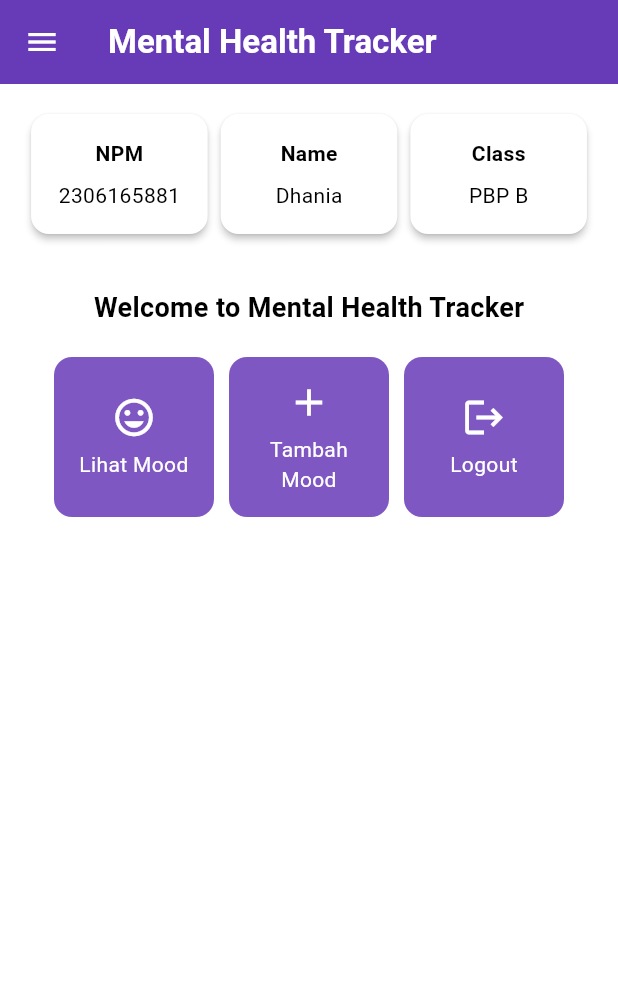
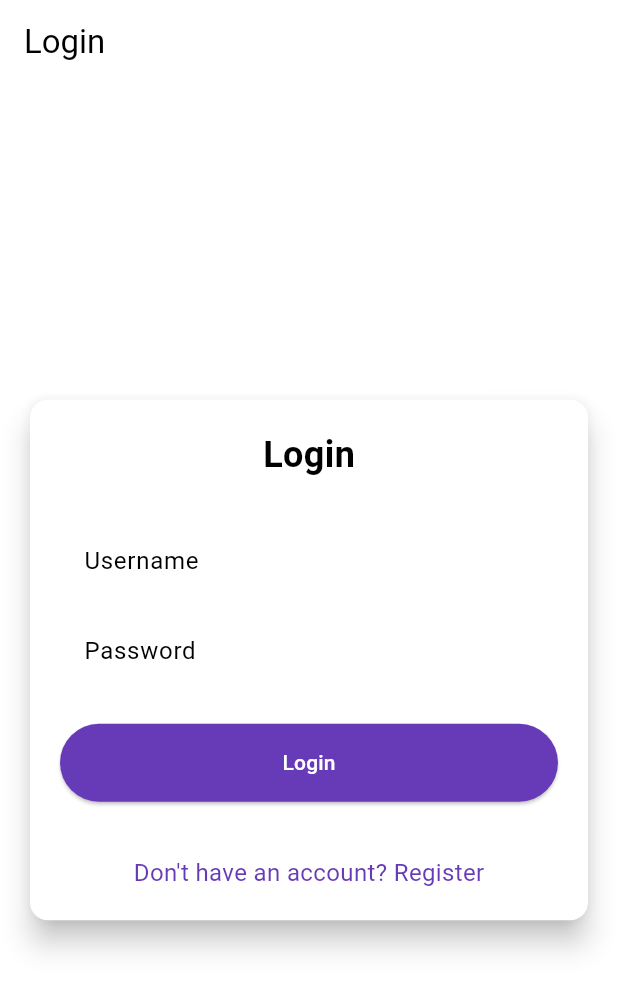
Before and after one commit to dhaniatiara/mental-health-tracker-mobile, a Flutter app: the screen it shows after launch, on a phone screen of 412 x 824 dp. Shown: the top 991 px of the screen. Run offline on Flutter 3.47's test engine with Material 3 defaults, Android fonts, the phone set to English and light mode, and no system bars; missing offline and left inert: pbp_django_auth.

```diff
--- a/lib/main.dart
+++ b/lib/main.dart
@@ -1,5 +1,7 @@
 import 'package:flutter/material.dart';
-import 'package:mental_health_tracker/screens/menu.dart';
+import 'package:mental_health_tracker/screens/login.dart';
+import 'package:pbp_django_auth/pbp_django_auth.dart';
+import 'package:provider/provider.dart';
 
 void main() {
   runApp(const MyApp());
@@ -8,33 +10,23 @@ void main() {
 class MyApp extends StatelessWidget {
   const MyApp({super.key});
 
-  // This widget is the root of your application.
   @override
   Widget build(BuildContext context) {
-    return MaterialApp(
-      title: 'Flutter Demo',
-      theme: ThemeData(
-        // This is the theme of your application.
-        //
-        // TRY THIS: Try running your application with "flutter run". You'll see
-        // the application has a purple toolbar. Then, without quitting the app,
-        // try changing the seedColor in the colorScheme below to Colors.green
-        // and then invoke "hot reload" (save your changes or press the "hot
-        // reload" button in a Flutter-supported IDE, or press "r" if you used
-        // the command line to start the app).
-        //
-        // Notice that the counter didn't reset back to zero; the application
-        // state is not lost during the reload. To reset the state, use hot
-        // restart instead.
-        //
-        // This works for code too, not just values: Most code changes can be
-        // tested with just a hot reload.
-        colorScheme: ColorScheme.fromSwatch(
-              primarySwatch: Colors.deepPurple,
-        ).copyWith(secondary: Colors.deepPurple[400]),
-        useMaterial3: true,
+    return Provider(
+      create: (_) {
+        CookieRequest request = CookieRequest();
+        return request;
+      },
+      child: MaterialApp(
+        title: 'Mental Health Tracker',
+        theme: ThemeData(
+          useMaterial3: true,
+          colorScheme: ColorScheme.fromSwatch(
+            primarySwatch: Colors.deepPurple,
+          ).copyWith(secondary: Colors.deepPurple[400]),
+        ),
+        home: const LoginPage(),
       ),
-      home: MyHomePage(),
     );
   }
 }
--- /dev/null
+++ b/lib/screens/login.dart
@@ -0,0 +1,182 @@
+import 'package:mental_health_tracker/screens/menu.dart';
+import 'package:flutter/material.dart';
+import 'package:pbp_django_auth/pbp_django_auth.dart';
+import 'package:provider/provider.dart';
+import 'package:mental_health_tracker/screens/register.dart';
+// TODO: Import halaman RegisterPage jika sudah dibuat
+
+void main() {
+  runApp(const LoginApp());
+}
+
+class LoginApp extends StatelessWidget {
+  const LoginApp({super.key});
+
+  @override
+  Widget build(BuildContext context) {
+    return MaterialApp(
+      title: 'Login',
+      theme: ThemeData(
+        useMaterial3: true,
+        colorScheme: ColorScheme.fromSwatch(
+          primarySwatch: Colors.deepPurple,
+        ).copyWith(secondary: Colors.deepPurple[400]),
+      ),
+      home: const LoginPage(),
+    );
+  }
+}
+
+class LoginPage extends StatefulWidget {
+  const LoginPage({super.key});
+
+  @override
+  State<LoginPage> createState() => _LoginPageState();
+}
+
+class _LoginPageState extends State<LoginPage> {
+  final TextEditingController _usernameController = TextEditingController();
+  final TextEditingController _passwordController = TextEditingController();
+
+  @override
+  Widget build(BuildContext context) {
+    final request = context.watch<CookieRequest>();
+
+    return Scaffold(
+      appBar: AppBar(
+        title: const Text('Login'),
+      ),
+      body: Center(
+        child: SingleChildScrollView(
+          padding: const EdgeInsets.all(16.0),
+          child: Card(
+            elevation: 8,
+            shape: RoundedRectangleBorder(
+              borderRadius: BorderRadius.circular(12.0),
+            ),
+            child: Padding(
+              padding: const EdgeInsets.all(20.0),
+              child: Column(
+                mainAxisSize: MainAxisSize.min,
+                children: [
+                  const Text(
+                    'Login',
+                    style: TextStyle(
+                      fontSize: 24.0,
+                      fontWeight: FontWeight.bold,
+                    ),
+                  ),
+                  const SizedBox(height: 30.0),
+                  TextField(
+                    controller: _usernameController,
+                    decoration: const InputDecoration(
+                      labelText: 'Username',
+                      hintText: 'Enter your username',
+                      border: OutlineInputBorder(
+                        borderRadius: BorderRadius.all(Radius.circular(12.0)),
+                      ),
+                      contentPadding:
+                          EdgeInsets.symmetric(horizontal: 12.0, vertical: 8.0),
+                    ),
+                  ),
+                  const SizedBox(height: 12.0),
+                  TextField(
+                    controller: _passwordController,
+                    decoration: const InputDecoration(
+                      labelText: 'Password',
+                      hintText: 'Enter your password',
+                      border: OutlineInputBorder(
+                        borderRadius: BorderRadius.all(Radius.circular(12.0)),
+                      ),
+                      contentPadding:
+                          EdgeInsets.symmetric(horizontal: 12.0, vertical: 8.0),
+                    ),
+                    obscureText: true,
+                  ),
+                  const SizedBox(height: 24.0),
+                  ElevatedButton(
+                    onPressed: () async {
+                      String username = _usernameController.text;
+                      String password = _passwordController.text;
+
+                      // Cek kredensial
+                      // TODO: Ganti URL dan jangan lupa tambahkan trailing slash (/) di akhir URL!
+                      // Untuk menyambungkan Android emulator dengan Django pada localhost,
+                      // gunakan URL http://10.0.2.2/
+                      final response = await request
+                          .login("http://127.0.0.1:8000/auth/login/", {
+                        'username': username,
+                        'password': password,
+                      });
+
+                      if (request.loggedIn) {
+                        String message = response['message'];
+                        String uname = response['username'];
+                        if (context.mounted) {
+                          Navigator.pushReplacement(
+                            context,
+                            MaterialPageRoute(
+                                builder: (context) => MyHomePage()),
+                          );
+                          ScaffoldMessenger.of(context)
+                            ..hideCurrentSnackBar()
+                            ..showSnackBar(
+                              SnackBar(
+                                  content:
+                                      Text("$message Selamat datang, $uname.")),
+                            );
+                        }
+                      } else {
+                        if (context.mounted) {
+                          showDialog(
+                            context: context,
+                            builder: (context) => AlertDialog(
+                              title: const Text('Login Gagal'),
+                              content: Text(response['message']),
+                              actions: [
+                                TextButton(
+                                  child: const Text('OK'),
+                                  onPressed: () {
+                                    Navigator.pop(context);
+                                  },
+                                ),
+                              ],
+                            ),
+                          );
+                        }
+                      }
+                    },
+                    style: ElevatedButton.styleFrom(
+                      foregroundColor: Colors.white,
+                      minimumSize: Size(double.infinity, 50),
+                      backgroundColor: Theme.of(context).colorScheme.primary,
+                      padding: const EdgeInsets.symmetric(vertical: 16.0),
+                    ),
+                    child: const Text('Login'),
+                  ),
+                  const SizedBox(height: 36.0),
+                  GestureDetector(
+                    onTap: () {
+                      Navigator.push(
+                        context,
+                        MaterialPageRoute(
+                            builder: (context) => const RegisterPage()),
+                      );
+                    },
+                    child: Text(
+                      'Don\'t have an account? Register',
+                      style: TextStyle(
+                        color: Theme.of(context).colorScheme.primary,
+                        fontSize: 16.0,
+                      ),
+                    ),
+                  ),
+                ],
+              ),
+            ),
+          ),
+        ),
+      ),
+    );
+  }
+}
--- a/lib/screens/menu.dart
+++ b/lib/screens/menu.dart
@@ -89,7 +89,7 @@ class MyHomePage extends StatelessWidget {
       ),
     );
 
-}
+  }
 
   final List<ItemHomepage> items = [
          ItemHomepage("Lihat Mood", Icons.mood),
--- a/pubspec.yaml
+++ b/pubspec.yaml
@@ -35,6 +35,9 @@ dependencies:
   # The following adds the Cupertino Icons font to your application.
   # Use with the CupertinoIcons class for iOS style icons.
   cupertino_icons: ^1.0.8
+  provider: ^6.1.2
+  pbp_django_auth: ^0.4.0
+  http: ^1.2.2
 
 dev_dependencies:
   flutter_test:
```
Also changed, not shown: lib/models/mood_entry.dart (added, +65 -0 lines), lib/screens/list_moodentry.dart (added, +91 -0 lines), lib/screens/moodentry_form.dart (+39 -36 lines), lib/screens/register.dart (added, +166 -0 lines), lib/widgets/left_drawer.dart (+13 -0 lines), lib/widgets/mood_card.dart (+39 -1 lines), pubspec.lock, 2 other files.
